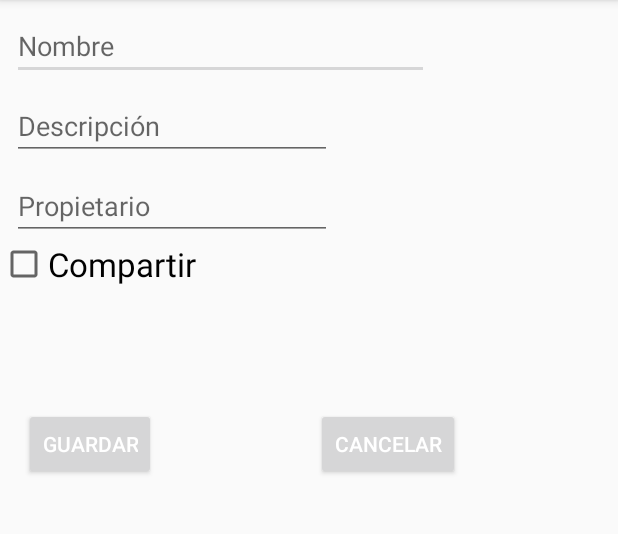
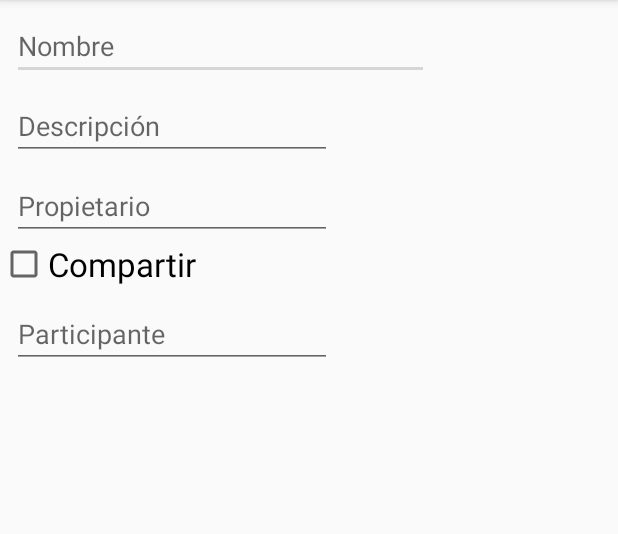
Before and after one commit to SergioEscriva/MyTravelWallet, an Android app: the AgregarWalletActivity screen opened directly, with no data from a screen before it, on a phone screen of 412 x 824 dp, the part 84-618 px from its top. Run offline under Robolectric (Android 15) with nearby library versions, the phone set to English and light mode, and no system bars.

Commit message:
Añadido Reconocimiento al añadir los Wallets del usuario Activo. Corregido error al iniciar el usuario por segunda vez.

```diff
--- a/app/src/main/res/layout/activity_add_wallet.xml
+++ b/app/src/main/res/layout/activity_add_wallet.xml
@@ -55,30 +55,69 @@
         tools:layout_editor_absoluteY="167dp"
         app:layout_constraintTop_toBottomOf="@id/etPropietario" />
 
+    <EditText
+        android:id="@+id/etAddParticipante"
+        android:layout_width="wrap_content"
+        android:layout_height="wrap_content"
+        android:layout_marginStart="8dp"
+        android:layout_marginLeft="8dp"
+        android:layout_marginTop="8dp"
+        android:ems="10"
+        android:hint="Participante"
+        android:inputType="textPersonName"
+        app:layout_constraintStart_toStartOf="parent"
+        app:layout_constraintTop_toBottomOf="@id/checkBox_Compartir" />
+
+
     <Button
         android:id="@+id/btn_agregar_wallet"
         style="@style/Widget.AppCompat.Button.Colored"
         android:layout_width="wrap_content"
         android:layout_height="wrap_content"
-        android:layout_marginStart="16dp"
-        android:layout_marginTop="112dp"
+        android:layout_marginStart="75dp"
+        android:layout_marginLeft="75dp"
         android:text="Guardar"
-        app:layout_constraintStart_toStartOf="parent"
-        app:layout_constraintTop_toBottomOf="@+id/etPropietario" />
+        app:layout_constraintStart_toStartOf="@id/constraintLayout1"
+        app:layout_constraintTop_toBottomOf="@id/constraintLayout1" />
+
 
     <Button
         android:id="@+id/btn_cancelar_nuevo_wallet"
         style="@style/Widget.AppCompat.Button.Colored"
         android:layout_width="wrap_content"
         android:layout_height="wrap_content"
-        android:layout_marginStart="8dp"
-        android:layout_marginTop="112dp"
-        android:layout_marginEnd="8dp"
+        android:layout_marginEnd="75dp"
+        android:layout_marginRight="75dp"
         android:text="Cancelar"
         app:layout_constraintEnd_toEndOf="parent"
-        app:layout_constraintHorizontal_bias="0.502"
-        app:layout_constraintStart_toEndOf="@+id/btn_agregar_wallet"
-        app:layout_constraintTop_toBottomOf="@+id/etPropietario" />
+        app:layout_constraintTop_toBottomOf="@id/constraintLayout1" />
+
+
+    <android.support.constraint.ConstraintLayout
+        android:id="@+id/constraintLayout1"
+        android:layout_width="match_parent"
+        android:layout_height="1250px"
+        app:layout_behavior="@string/appbar_scrolling_view_behavior"
+        app:layout_constraintTop_toBottomOf="@+id/etAddParticipante">
+
+
+        <ScrollView
+            android:layout_width="match_parent"
+            android:layout_height="match_parent"
+            tools:layout_editor_absoluteX="0dp">
+
+
+            <android.support.v7.widget.RecyclerView
+                android:id="@+id/recyclerViewUsuarios"
+                android:layout_width="match_parent"
+                android:layout_height="wrap_content">
+
+            </android.support.v7.widget.RecyclerView>
+
+        </ScrollView>
+
+
+    </android.support.constraint.ConstraintLayout>
 
 
 
```
Also changed, not shown: app/src/main/java/me/spenades/mywallettravel/MainActivity.java (+34 -13 lines).
